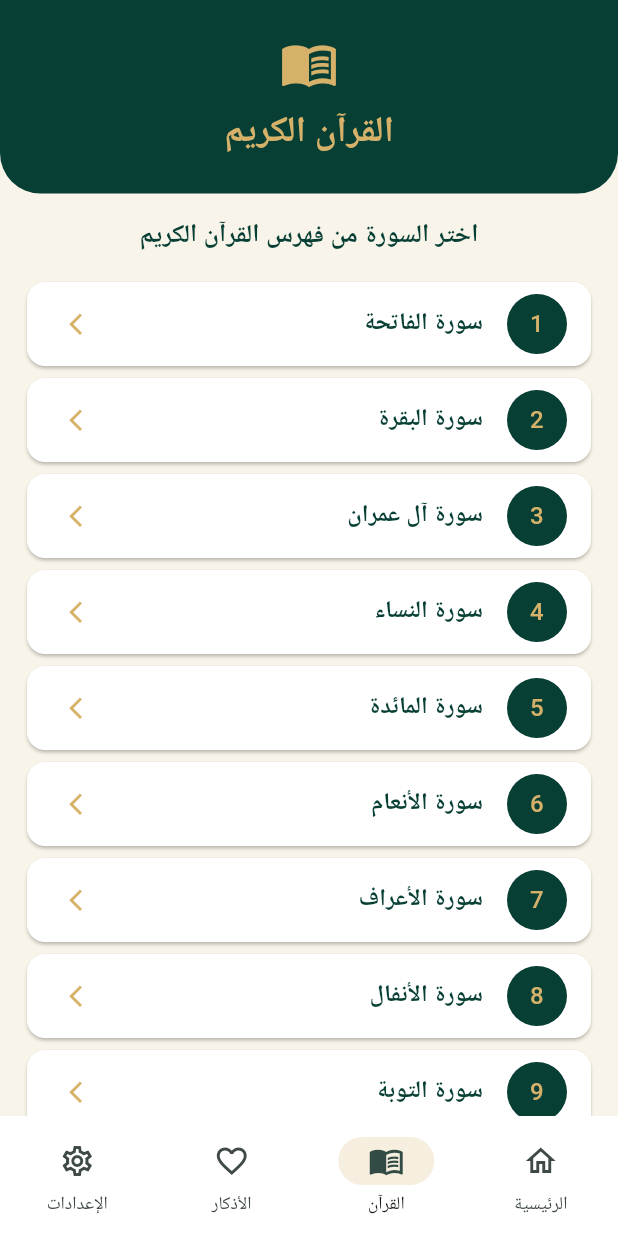
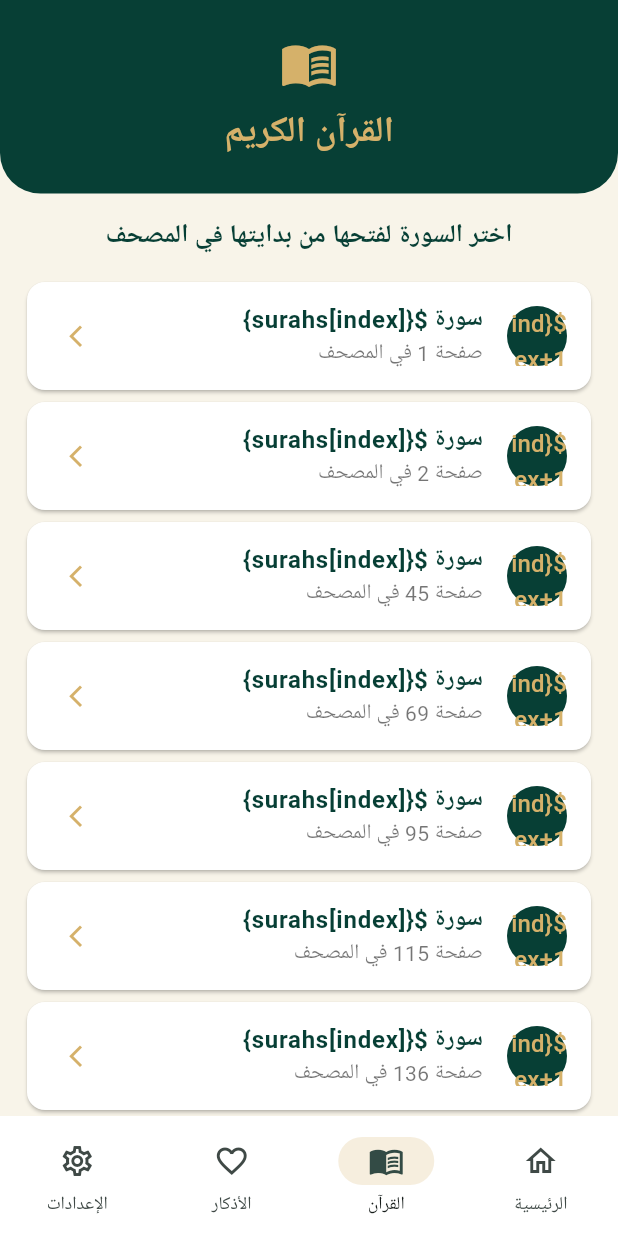
Before and after one commit to aymnalazi771177-collab/RafiqAlMuslim, a Flutter app: the screen it shows after launch, item 2 of the bottom bar chosen, on a phone screen of 412 x 824 dp. Run offline on Flutter 3.47's test engine with Material 3 defaults, Android fonts, the phone set to English and light mode, and no system bars; missing offline and left inert: pdfx.

Commit message:
Open Quran surahs at their exact PDF start pages

```diff
--- a/lib/main.dart
+++ b/lib/main.dart
@@ -1,5 +1,6 @@
 
 import 'package:flutter/material.dart';
+import 'package:pdfx/pdfx.dart';
 
 const Color green = Color(0xFF073F35);
 const Color darkGreen = Color(0xFF052F28);
@@ -306,31 +307,31 @@ class PageHeader extends StatelessWidget {
 
 class QuranPage extends StatelessWidget {
   const QuranPage({super.key});
+  static const surahs = [
+    'الفاتحة','البقرة','آل عمران','النساء','المائدة','الأنعام','الأعراف','الأنفال','التوبة','يونس',
+    'هود','يوسف','الرعد','إبراهيم','الحجر','النحل','الإسراء','الكهف','مريم','طه',
+    'الأنبياء','الحج','المؤمنون','النور','الفرقان','الشعراء','النمل','القصص','العنكبوت','الروم',
+    'لقمان','السجدة','الأحزاب','سبأ','فاطر','يس','الصافات','ص','الزمر','غافر',
+    'فصلت','الشورى','الزخرف','الدخان','الجاثية','الأحقاف','محمد','الفتح','الحجرات','ق',
+    'الذاريات','الطور','النجم','القمر','الرحمن','الواقعة','الحديد','المجادلة','الحشر','الممتحنة',
+    'الصف','الجمعة','المنافقون','التغابن','الطلاق','التحريم','الملك','القلم','الحاقة','المعارج',
+    'نوح','الجن','المزمل','المدثر','القيامة','الإنسان','المرسلات','النبأ','النازعات','عبس',
+    'التكوير','الانفطار','المطففين','الانشقاق','البروج','الطارق','الأعلى','الغاشية','الفجر','البلد',
+    'الشمس','الليل','الضحى','الشرح','التين','العلق','القدر','البينة','الزلزلة','العاديات',
+    'القارعة','التكاثر','العصر','الهمزة','الفيل','قريش','الماعون','الكوثر','الكافرون','النصر',
+    'المسد','الإخلاص','الفلق','الناس',
+  ];
 
-  static const surahs = [
-    'الفاتحة', 'البقرة', 'آل عمران', 'النساء', 'المائدة',
-    'الأنعام', 'الأعراف', 'الأنفال', 'التوبة', 'يونس',
-    'هود', 'يوسف', 'الرعد', 'إبراهيم', 'الحجر',
-    'النحل', 'الإسراء', 'الكهف', 'مريم', 'طه',
-    'الأنبياء', 'الحج', 'المؤمنون', 'النور', 'الفرقان',
-    'الشعراء', 'النمل', 'القصص', 'العنكبوت', 'الروم',
-    'لقمان', 'السجدة', 'الأحزاب', 'سبأ', 'فاطر',
-    'يس', 'الصافات', 'ص', 'الزمر', 'غافر',
-    'فصلت', 'الشورى', 'الزخرف', 'الدخان', 'الجاثية',
-    'الأحقاف', 'محمد', 'الفتح', 'الحجرات', 'ق',
-    'الذاريات', 'الطور', 'النجم', 'القمر', 'الرحمن',
-    'الواقعة', 'الحديد', 'المجادلة', 'الحشر', 'الممتحنة',
-    'الصف', 'الجمعة', 'المنافقون', 'التغابن', 'الطلاق',
-    'التحريم', 'الملك', 'القلم', 'الحاقة', 'المعارج',
-    'نوح', 'الجن', 'المزمل', 'المدثر', 'القيامة',
-    'الإنسان', 'المرسلات', 'النبأ', 'النازعات', 'عبس',
-    'التكوير', 'الانفطار', 'المطففين', 'الانشقاق', 'البروج',
-    'الطارق', 'الأعلى', 'الغاشية', 'الفجر', 'البلد',
-    'الشمس', 'الليل', 'الضحى', 'الشرح', 'التين',
-    'العلق', 'القدر', 'البينة', 'الزلزلة', 'العاديات',
-    'القارعة', 'التكاثر', 'العصر', 'الهمزة', 'الفيل',
-    'قريش', 'الماعون', 'الكوثر', 'الكافرون', 'النصر',
-    'المسد', 'الإخلاص', 'الفلق', 'الناس',
+  // بدايات السور حسب أرقام صفحات ملف PDF نفسه (ترقيم الصفحات يبدأ من 1).
+  static const surahPdfPages = [
+    1,2,45,69,95,115,136,160,169,187,199,212,225,231,237,
+    242,255,266,277,284,294,302,311,319,329,335,345,354,364,
+    371,377,381,383,393,399,404,410,417,422,431,439,445,451,
+    457,460,464,468,472,477,479,482,485,487,490,493,496,499,
+    504,507,510,513,515,516,518,520,522,524,526,529,531,533,
+    534,537,538,540,542,544,545,547,548,550,551,552,553,554,
+    555,556,556,557,559,559,560,561,561,562,562,563,563,564,
+    564,565,565,566,566,566,567,567,567,568,568,568,569,569,569,
   ];
 
   @override
@@ -338,66 +339,33 @@ class QuranPage extends StatelessWidget {
     return SafeArea(
       child: Column(
         children: [
-          const PageHeader(
-            title: 'القرآن الكريم',
-            icon: Icons.menu_book,
-          ),
+          const PageHeader(title:'القرآن الكريم',icon:Icons.menu_book),
           const Padding(
             padding: EdgeInsets.all(15),
-            child: Text(
-              'اختر السورة من فهرس القرآن الكريم',
-              style: TextStyle(
-                color: green,
-                fontSize: 17,
-                fontWeight: FontWeight.bold,
-              ),
-            ),
+            child: Text('اختر السورة لفتحها من بدايتها في المصحف',
+              style:TextStyle(color:green,fontSize:17,fontWeight:FontWeight.bold)),
           ),
           Expanded(
             child: ListView.builder(
-              padding: const EdgeInsets.symmetric(horizontal: 14),
-              itemCount: surahs.length,
-              itemBuilder: (context, index) {
+              padding: const EdgeInsets.symmetric(horizontal:14),
+              itemCount:surahs.length,
+              itemBuilder:(context,index) {
+                final pdfPage=surahPdfPages[index];
                 return Card(
-                  color: Colors.white,
-                  child: ListTile(
-                    leading: CircleAvatar(
-                      backgroundColor: green,
-                      child: Text(
-                        '${index + 1}',
-                        style: const TextStyle(color: gold),
-                      ),
-                    ),
-                    title: Text(
-                      'سورة ${surahs[index]}',
-                      style: const TextStyle(
-                        color: green,
-                        fontWeight: FontWeight.bold,
-                      ),
-                    ),
-                    trailing: const Icon(
-                      Icons.arrow_forward_ios,
-                      color: gold,
-                      size: 17,
-                    ),
-                    onTap: () {
-                      showDialog(
-                        context: context,
-                        builder: (context) => AlertDialog(
-                          title: Text('سورة ${surahs[index]}'),
-                          content: const Text(
-                            'تم تجهيز فهرس السور. '
-                            'سيتم ربط نص المصحف المعتمد '
-                            'في المرحلة التالية.',
-                          ),
-                          actions: [
-                            TextButton(
-                              onPressed: () => Navigator.pop(context),
-                              child: const Text('حسناً'),
-                            ),
-                          ],
-                        ),
-                      );
+                  color:Colors.white,
+                  child:ListTile(
+                    leading:CircleAvatar(
+                      backgroundColor:green,
+                      child:Text('\${index+1}',style:const TextStyle(color:gold))),
+                    title:Text('سورة \${surahs[index]}',
+                      style:const TextStyle(color:green,fontWeight:FontWeight.bold)),
+                    subtitle:Text('صفحة $pdfPage في المصحف',
+                      style:const TextStyle(color:Colors.black54)),
+                    trailing:const Icon(Icons.arrow_forward_ios,color:gold,size:17),
+                    onTap:() {
+                      Navigator.of(context).push(MaterialPageRoute(
+                        builder:(_)=>QuranReaderPage(
+                          surahName:surahs[index],initialPdfPage:pdfPage)));
                     },
                   ),
                 );
@@ -405,6 +373,59 @@ class QuranPage extends StatelessWidget {
             ),
           ),
         ],
+      ),
+    );
+  }
+}
+
+class QuranReaderPage extends StatefulWidget {
+  final String surahName;
+  final int initialPdfPage;
+  const QuranReaderPage({super.key,required this.surahName,required this.initialPdfPage});
+  @override
+  State<QuranReaderPage> createState()=>_QuranReaderPageState();
+}
+
+class _QuranReaderPageState extends State<QuranReaderPage> {
+  late final PdfControllerPinch _pdfController;
+  int _currentPage=1;
+
+  @override
+  void initState() {
+    super.initState();
+    _currentPage=widget.initialPdfPage;
+    _pdfController=PdfControllerPinch(
+      document:PdfDocument.openAsset('assets/Holy-Quran-Mushaf.pdf'),
+      initialPage:widget.initialPdfPage,
+    );
+  }
+
+  @override
+  void dispose() {
+    _pdfController.dispose();
+    super.dispose();
+  }
+
+  @override
+  Widget build(BuildContext context) {
+    return Scaffold(
+      backgroundColor:cream,
+      appBar:AppBar(
+        backgroundColor:green,
+        foregroundColor:Colors.white,
+        title:Text('سورة \${widget.surahName}'),
+        centerTitle:true,
+        actions:[
+          Center(child:Padding(
+            padding:const EdgeInsetsDirectional.only(end:14),
+            child:Text('$_currentPage / 569',style:const TextStyle(fontSize:13)))),
+        ],
+      ),
+      body:PdfViewPinch(
+        controller:_pdfController,
+        onPageChanged:(page) {
+          if(mounted) setState(()=>_currentPage=page);
+        },
       ),
     );
   }
```
